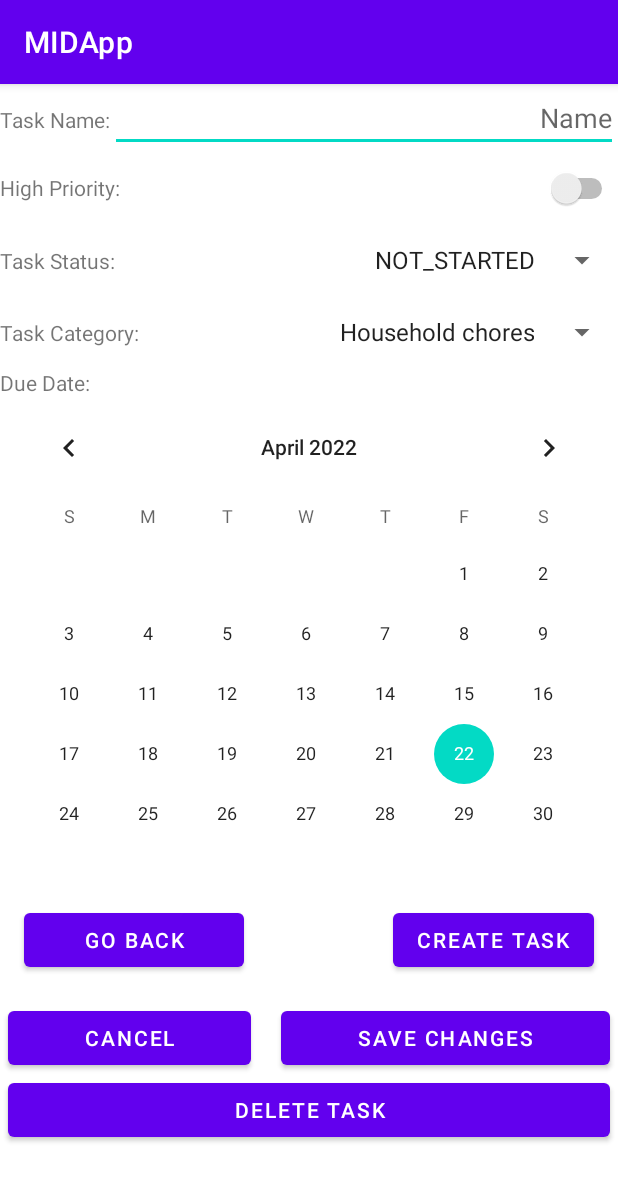
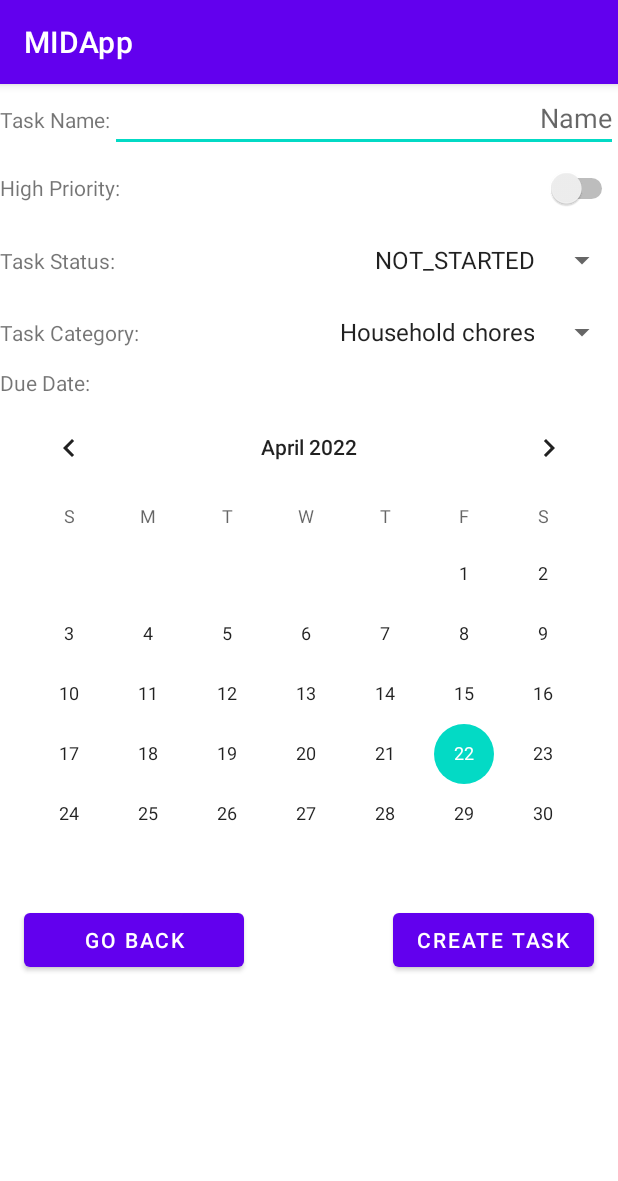
Before and after one commit to BoasG/MIDApp, an Android app: the CreateTaskActivity screen opened directly, with no data from a screen before it, on a phone screen of 412 x 824 dp. Shown: the top 1181 px of the screen. Run offline under Robolectric (Android 15) with nearby library versions, the phone set to English and light mode, and no system bars.

Commit message:
Fixed UI not being hidden

```diff
--- a/app/src/main/java/is/hi/midapp/CreateTaskActivity.java
+++ b/app/src/main/java/is/hi/midapp/CreateTaskActivity.java
@@ -91,6 +91,8 @@ public class CreateTaskActivity extends AppCompatActivity {
         mTaskCategorySpinner.setAdapter(new ArrayAdapter<TaskCategory>
                 (this, android.R.layout.simple_spinner_item, TaskCategory.values()));
         mTaskDueDateCalendarView = (CalendarView) findViewById(R.id.task_due_date_calendarView);
+        mChangeTaskButtonLayout = (LinearLayout)  findViewById(R.id.change_task_button_layout);
+        mDeleteTaskButton = (Button) findViewById(R.id.delete_task_button);
 
         mTaskDueDateCalendarView.setOnDateChangeListener(new CalendarView.OnDateChangeListener() {
             //show the selected date as a toast
@@ -108,6 +110,9 @@ public class CreateTaskActivity extends AppCompatActivity {
 
         if(!inEditMode) {
             //Creating a task
+            mChangeTaskButtonLayout.setVisibility(View.GONE);
+            mDeleteTaskButton.setVisibility(View.GONE);
+
             mCreateTaskButton = (Button) findViewById(R.id.create_task_button);
             mCreateTaskButton.setOnClickListener(new View.OnClickListener() {
                 @Override
@@ -129,7 +134,6 @@ public class CreateTaskActivity extends AppCompatActivity {
             mCreateTaskButtonLayout = (LinearLayout) findViewById(R.id.create_task_button_layout);
             mCreateTaskButtonLayout.setVisibility(View.GONE);
 
-            mChangeTaskButtonLayout = (LinearLayout)  findViewById(R.id.change_task_button_layout);
             mChangeTaskButtonLayout.setVisibility(View.VISIBLE);
 
             mChangeTaskButton = (Button) findViewById(R.id.change_task_button);
@@ -149,7 +153,6 @@ public class CreateTaskActivity extends AppCompatActivity {
                 }
             });
 
-            mDeleteTaskButton = (Button) findViewById(R.id.delete_task_button);
             mDeleteTaskButton.setOnClickListener(new View.OnClickListener() {
                 @Override
                 public void onClick(View v) {
--- a/app/src/main/java/is/hi/midapp/SignUpActivity.java
+++ b/app/src/main/java/is/hi/midapp/SignUpActivity.java
@@ -51,7 +51,6 @@ public class SignUpActivity extends AppCompatActivity {
             @Override
             public void onClick(View view) {
                 checkDataEntered();
-
             }
         });
 
```
